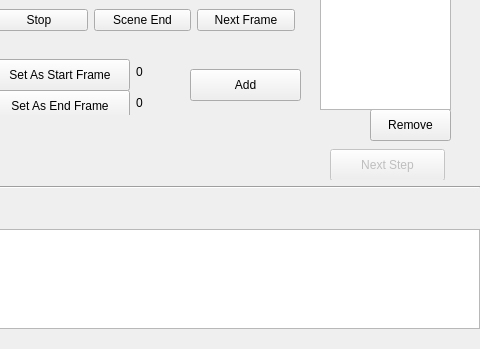
Above: mainwindow.ui from wjkcow/VideoDT before the change; both pictures show x 520 to 1000 and y 351 to 700 of the 1000 by 700 pixel window. Below: the same form after it.
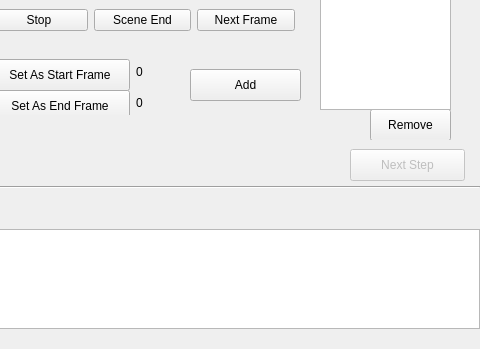
That is the form after the change. The open tabs and pages were chosen to show the change.

The edit to the form file:
```diff
--- a/mainwindow.ui
+++ b/mainwindow.ui
@@ -58,7 +58,7 @@
      </rect>
     </property>
     <property name="currentIndex">
-     <number>0</number>
+     <number>1</number>
     </property>
     <widget class="QWidget" name="fileload">
      <widget class="QGraphicsView" name="graphicsView_3">
@@ -496,7 +496,7 @@
         <x>500</x>
         <y>10</y>
         <width>491</width>
-        <height>521</height>
+        <height>481</height>
        </rect>
       </property>
       <widget class="QWidget" name="videoUI" native="true">
@@ -689,14 +689,15 @@
         </rect>
        </property>
       </widget>
+     </widget>
       <widget class="QPushButton" name="nextStepButton">
        <property name="enabled">
         <bool>false</bool>
        </property>
        <property name="geometry">
         <rect>
-         <x>350</x>
-         <y>490</y>
+        <x>870</x>
+        <y>500</y>
          <width>115</width>
          <height>32</height>
         </rect>
@@ -716,7 +717,6 @@
        <property name="flat">
         <bool>false</bool>
        </property>
-      </widget>
      </widget>
     </widget>
     <widget class="QWidget" name="result">
```
Lines whose indentation alone changed are shown as unchanged.
